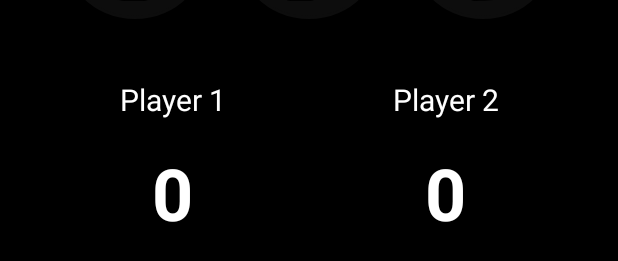
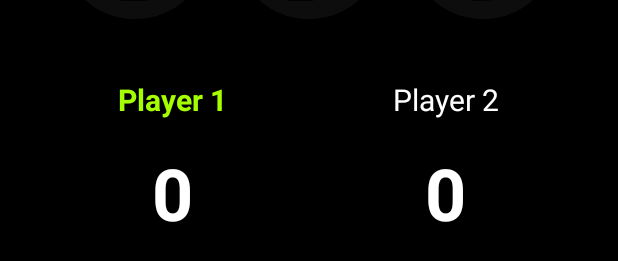
Before and after one commit to dvk65/rockpaperscissors, an Android app: the layout temp_canvas.xml on its own in the app's theme, with its tools: preview values and no code run, on a phone screen of 412 x 824 dp. Shown: the part 276-537 px from the top of the screen. Run offline under Robolectric (Android 15) with nearby library versions, the phone set to English and light mode, and no system bars.

Commit message:
Turn Indicator Color

```diff
--- a/app/src/main/res/layout/temp_canvas.xml
+++ b/app/src/main/res/layout/temp_canvas.xml
@@ -80,7 +80,8 @@
             android:text="@string/player_1"
             android:gravity="center"
             android:textSize="20sp"
-            android:textColor="@color/white" />
+            android:textColor="@color/turn_indicator"
+            android:textStyle="bold" />
 
         <TextView
             android:id="@+id/player2Score_label"
--- a/app/src/main/res/values/colors.xml
+++ b/app/src/main/res/values/colors.xml
@@ -4,4 +4,6 @@
     <color name="white">#FFFFFFFF</color>
 
     <color name="rich_black">#0D0D0D</color>"
+-
+    <color name="turn_indicator">#A6FF00</color>
 </resources>
```
